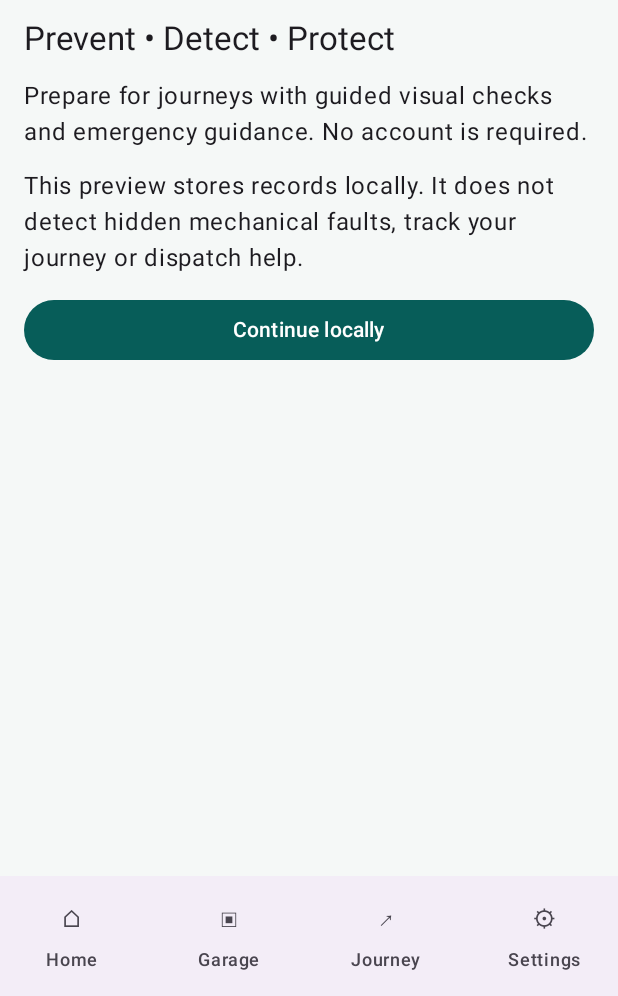
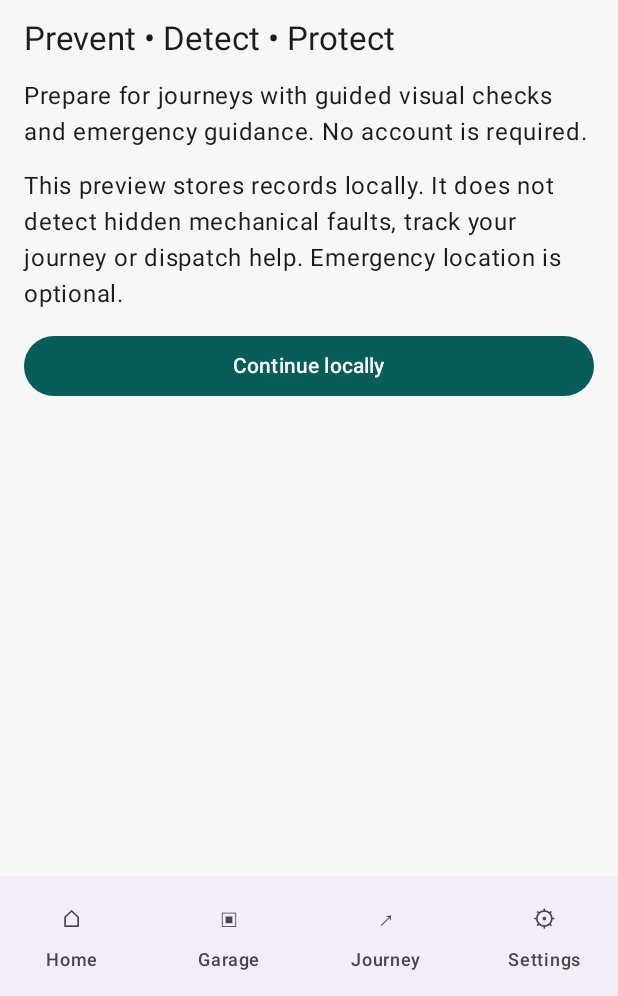
Before and after one commit to ramumutha/tripguard, an Android app built with Jetpack Compose: the screen it shows after launch (MainActivity), on a phone screen of 412 x 824 dp, the part 240-1236 px from its top. Run offline under Robolectric (Android 15) with nearby library versions, the phone set to English and light mode, and no system bars; our stand-ins replace Room's generated code.

Commit message:
feat(android): integrate emergency location and breakdown guidance [skip ci]

```diff
--- a/android/app/src/main/kotlin/com/spenmer/tripguard/MainActivity.kt
+++ b/android/app/src/main/kotlin/com/spenmer/tripguard/MainActivity.kt
@@ -304,7 +304,10 @@ private fun Rescue() {
         item { ActionCard("112 • India emergency", "Police, fire or medical emergency. Opens your phone dialer; no call is made automatically.", "Open 112 dialer") { confirmNumber = "112" } }
         item { ActionCard("1033 • National highways", "For applicable national highway assistance in India. Availability depends on location and network.", "Open 1033 dialer") { confirmNumber = "1033" } }
         item { Text("No network? Calls and messages may be unavailable. Do not assume help has been notified. Use safe alternatives or seek nearby assistance when possible.") }
-        item { Text("GPS and automated dispatch are not implemented in this preview.") }
+        item { EmergencyLocation() }
+        item { Text("Automated dispatch is not implemented. Sharing is user-controlled.") }
+        item { Text("Overheating or steam: stop safely, switch off the engine, follow the manufacturer manual and seek assistance. Never open a hot coolant cap.") }
+        item { Text("Tyre or brake concern: stop safely and arrange professional assistance; do not rely on a visual check to continue.") }
         if (error) item { Text("No dialer available. Use another phone if possible.", color = MaterialTheme.colorScheme.error) }
     }
     confirmNumber?.let { number ->
@@ -333,7 +336,7 @@ private fun Welcome(continueLocal: () -> Unit) = Body {
     item { Text("TripGuard", style = MaterialTheme.typography.headlineLarge) }
     item { Text("Prevent • Detect • Protect", style = MaterialTheme.typography.titleLarge) }
     item { Text("Prepare for journeys with guided visual checks and emergency guidance. No account is required.") }
-    item { Text("This preview stores records locally. It does not detect hidden mechanical faults, track your journey or dispatch help.") }
+    item { Text("This preview stores records locally. It does not detect hidden mechanical faults, track your journey or dispatch help. Emergency location is optional.") }
     item { Button(onClick = continueLocal, modifier = Modifier.fillMaxWidth()) { Text("Continue locally") } }
 }
 @Composable
@@ -341,7 +344,7 @@ private fun Capabilities() = Body {
     item { Text("Supported in this preview", style = MaterialTheme.typography.titleLarge) }
     item { Text("Manual vehicle profiles, stationary visual observations and local destination recording.") }
     item { Text("Not available", style = MaterialTheme.typography.titleLarge) }
-    item { Text("Camera diagnosis, live sensor data, GPS sharing, automatic emergency dispatch and background monitoring.") }
+    item { Text("Camera diagnosis, live sensor data, automatic emergency dispatch and background monitoring. Foreground location sharing is available only when you request it.") }
     item { Text("Vehicle-specific checks depend on equipment fitted. Follow the manufacturer's manual; unknown checks cannot establish safety.") }
 }
 @Composable
```
